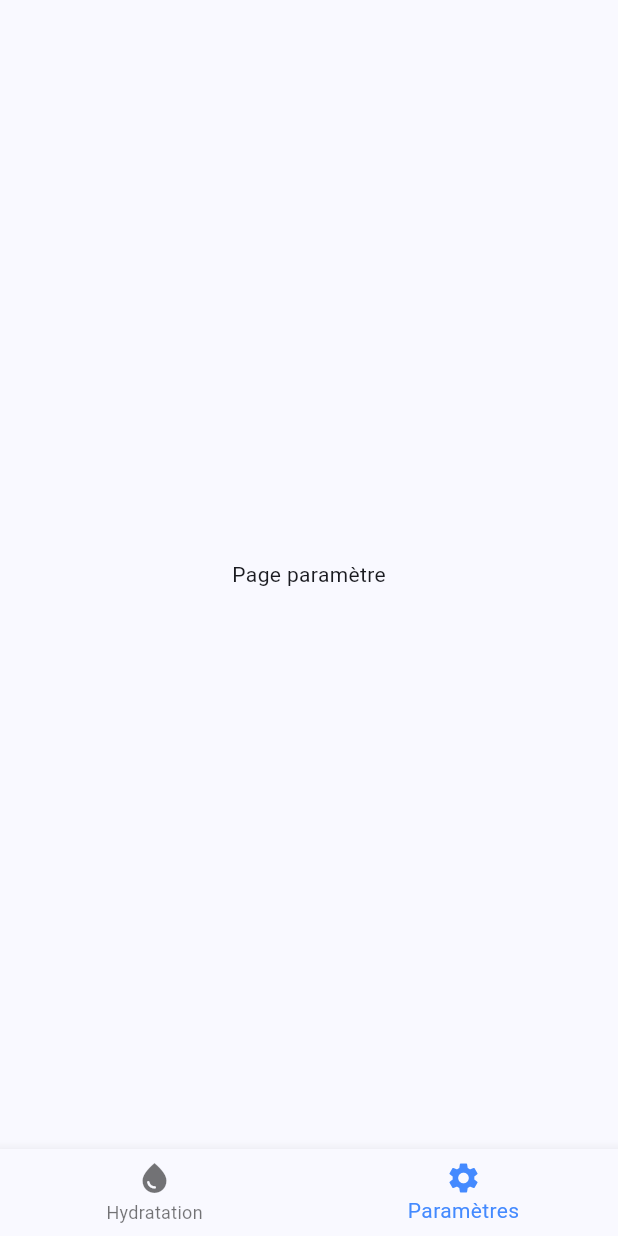
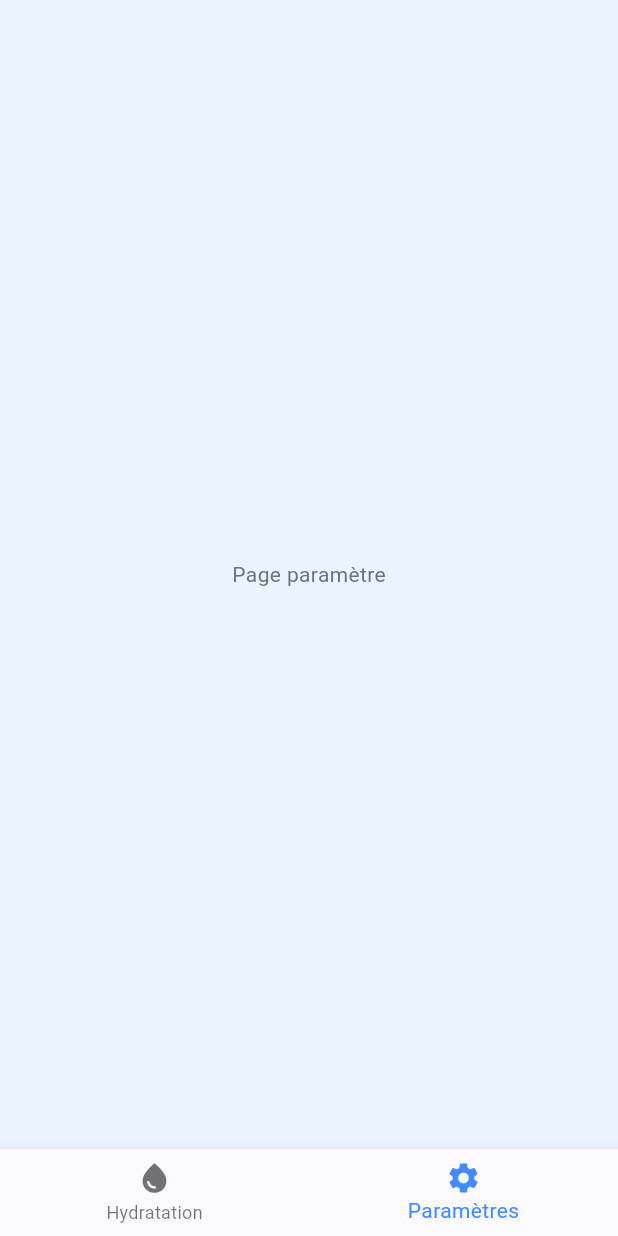
Before and after one commit to yamariel/water-reminder_ffsc, a Flutter app: the screen it shows after launch, item 2 of the bottom bar chosen, on a phone screen of 412 x 824 dp. Run offline on Flutter 3.47's test engine with Material 3 defaults, Android fonts, the phone set to English and light mode, and no system bars; our stand-ins replace flutter_riverpod.

Commit message:
style: ajoute le thème visuel de l'application

```diff
--- a/lib/core/theme/app_theme.dart
+++ b/lib/core/theme/app_theme.dart
@@ -0,0 +1,65 @@
+import 'package:flutter/material.dart';
+
+class AppTheme {
+  static const Color primaryBlue = Color(0xFF287BEA);
+  static const Color backgroundBlue = Color(0xFFEAF3FF);
+  static const Color primaryText = Color(0xFF172033);
+  static const Color mutedText = Color(0xFF6B7280);
+
+  static final ThemeData theme = ThemeData(
+    useMaterial3: true,
+    scaffoldBackgroundColor: backgroundBlue,
+    colorScheme: ColorScheme.fromSeed(
+      seedColor: primaryBlue,
+      brightness: Brightness.light,
+    ),
+    textTheme: const TextTheme(
+      headlineSmall: TextStyle(
+        fontSize: 24,
+        fontWeight: FontWeight.bold,
+        color: primaryText,
+      ),
+      titleLarge: TextStyle(
+        fontSize: 20,
+        fontWeight: FontWeight.w700,
+        color: primaryText,
+      ),
+      titleMedium: TextStyle(
+        fontSize: 16,
+        fontWeight: FontWeight.w600,
+        color: primaryText,
+      ),
+      bodyLarge: TextStyle(fontSize: 16, color: primaryText),
+      bodyMedium: TextStyle(fontSize: 14, color: mutedText),
+      labelLarge: TextStyle(
+        fontSize: 14,
+        fontWeight: FontWeight.w600,
+        color: Colors.white,
+      ),
+    ),
+    appBarTheme: const AppBarTheme(
+      backgroundColor: backgroundBlue,
+      foregroundColor: primaryText,
+      elevation: 0,
+      centerTitle: true,
+    ),
+    bottomNavigationBarTheme: const BottomNavigationBarThemeData(
+      selectedItemColor: primaryBlue,
+      unselectedItemColor: mutedText,
+      backgroundColor: Colors.white,
+      type: BottomNavigationBarType.fixed,
+    ),
+    elevatedButtonTheme: ElevatedButtonThemeData(
+      style: ElevatedButton.styleFrom(
+        backgroundColor: primaryBlue,
+        foregroundColor: Colors.white,
+        shape: RoundedRectangleBorder(borderRadius: BorderRadius.circular(12)),
+      ),
+    ),
+    cardTheme: CardThemeData(
+      color: Colors.white,
+      elevation: 0,
+      shape: RoundedRectangleBorder(borderRadius: BorderRadius.circular(16)),
+    ),
+  );
+}
--- a/lib/main.dart
+++ b/lib/main.dart
@@ -1,6 +1,6 @@
 import 'package:flutter/material.dart';
 import 'package:flutter_riverpod/flutter_riverpod.dart';
-
+import 'core/theme/app_theme.dart';
 import 'core/database/hive_setup.dart';
 import 'core/notifications/notification_service.dart';
 import 'core/presentation/main_screen.dart';
@@ -23,7 +23,9 @@ class WaterReminderApp extends StatelessWidget {
       title: 'WaterReminder',
       debugShowCheckedModeBanner: false,
       theme: ThemeData(
-        colorScheme: ColorScheme.fromSeed(seedColor: Colors.blueAccent),
+        colorScheme: ColorScheme.fromSeed(seedColor: AppTheme.primaryBlue),
+        scaffoldBackgroundColor: AppTheme.backgroundBlue,
+        textTheme: AppTheme.theme.textTheme,
         useMaterial3: true,
       ),
       home: const MainScreen(),
```
